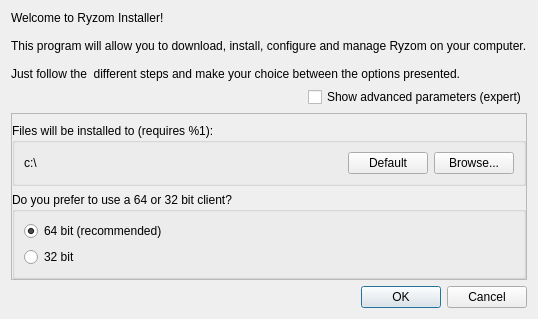
Before: the Qt Designer form code/ryzom/tools/client/ryzom_installer/ui/installdialog.ui in ryzom/ryzomcore, drawn with Qt 5.
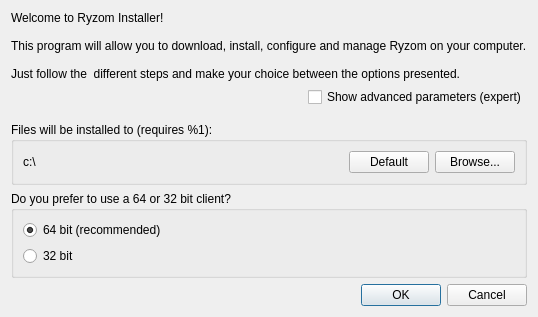
After: the same form once the commit is applied.

Commit message:
Changed: Use flat frames (better under Windows XP)
branch : develop

The edit to the form file:
```diff
--- a/code/ryzom/tools/client/ryzom_installer/ui/installdialog.ui
+++ b/code/ryzom/tools/client/ryzom_installer/ui/installdialog.ui
@@ -69,12 +69,6 @@
    </item>
    <item>
     <widget class="QFrame" name="advancedFrame">
-     <property name="frameShape">
-      <enum>QFrame::StyledPanel</enum>
-     </property>
-     <property name="frameShadow">
-      <enum>QFrame::Raised</enum>
-     </property>
      <layout class="QVBoxLayout" name="advancedMainLayout">
       <property name="spacing">
        <number>6</number>
```
The commit also changes 2 other files.
